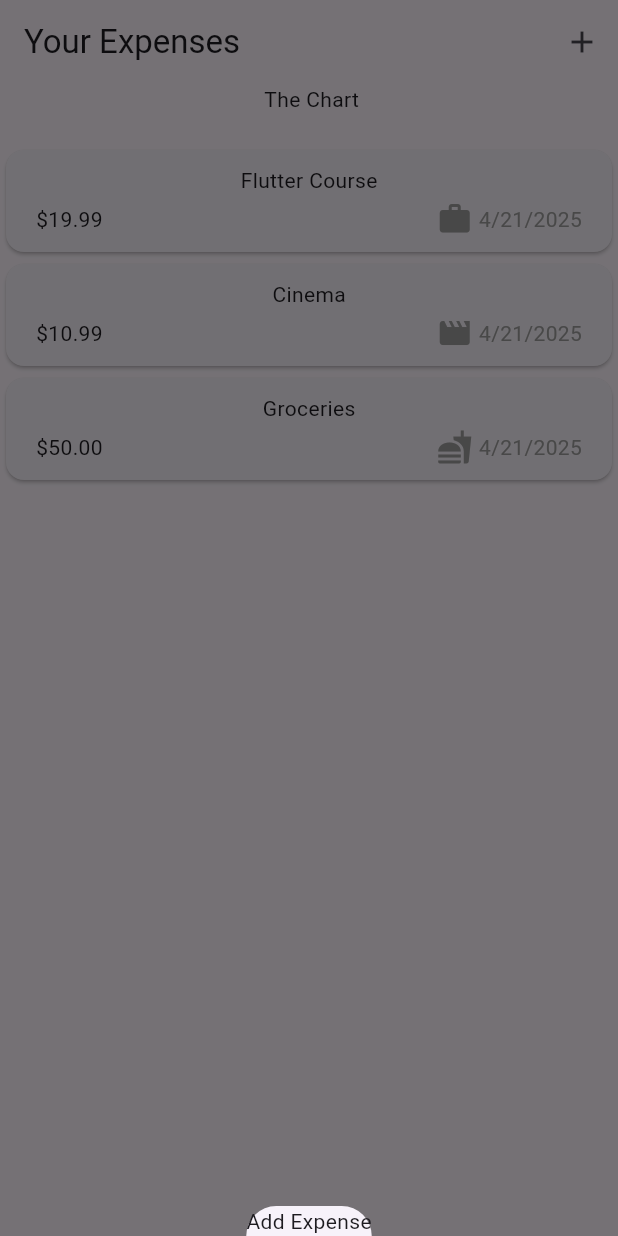
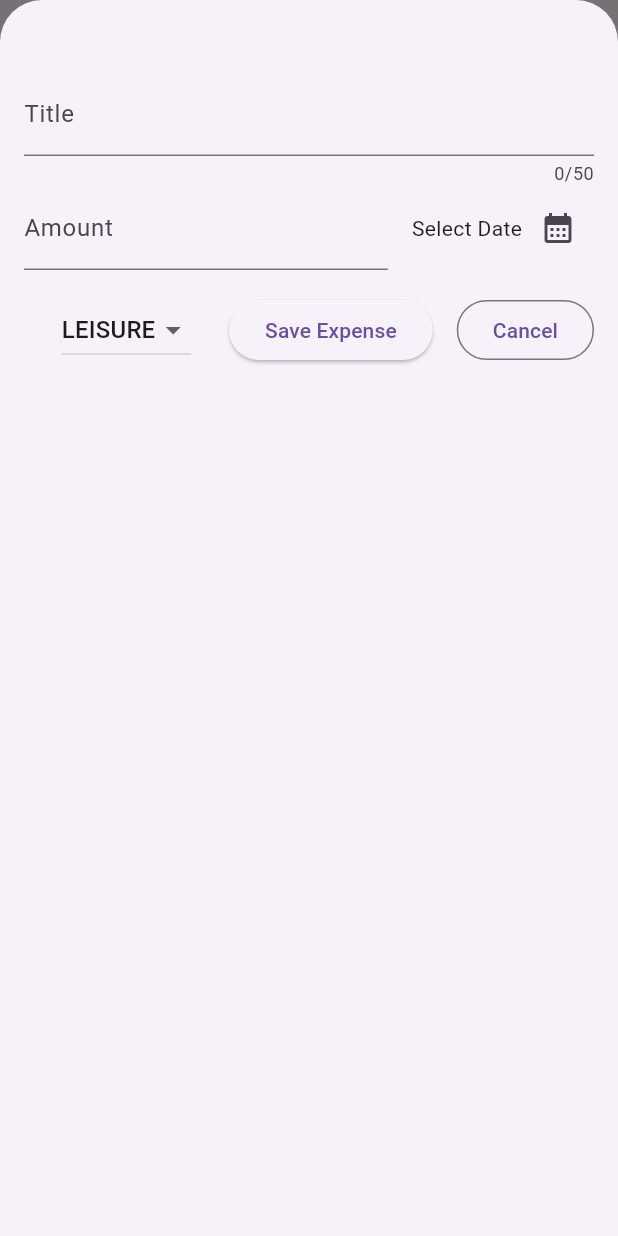
Before and after one commit to PJozeph/expense-tracker-app, a Flutter app: the screen it shows after launch, after a tap on the "add" icon, on a phone screen of 412 x 824 dp. Run offline on Flutter 3.47's test engine with Material 3 defaults, Android fonts, the phone set to English and light mode, and no system bars.

Commit message:
add and remove expense

```diff
--- a/lib/models/expense.dart
+++ b/lib/models/expense.dart
@@ -5,13 +5,13 @@ import 'package:intl/intl.dart';
 final uuid = const Uuid();
 final formatter = DateFormat.yMd();
 
-enum Category { food, travel, leisure, work }
+enum ExpenseCategory { food, travel, leisure, work }
 
 const categoryIcons = {
-  Category.food: Icons.fastfood,
-  Category.travel: Icons.flight,
-  Category.leisure: Icons.movie,
-  Category.work: Icons.work,
+  ExpenseCategory.food: Icons.fastfood,
+  ExpenseCategory.travel: Icons.flight,
+  ExpenseCategory.leisure: Icons.movie,
+  ExpenseCategory.work: Icons.work,
 };
 
 class Expense {
@@ -19,7 +19,7 @@ class Expense {
   final String title;
   final double amount;
   final DateTime date;
-  final Category category;
+  final ExpenseCategory category;
 
   Expense({
     required this.title,
--- a/lib/widgets/expense-list/expense_list.dart
+++ b/lib/widgets/expense-list/expense_list.dart
@@ -1,19 +1,35 @@
-
 import 'package:expense_tracker/models/expense.dart';
 import 'package:expense_tracker/widgets/expense-list/expense_item.dart';
 import 'package:flutter/material.dart';
 
 class ExpenseList extends StatelessWidget {
-  const ExpenseList({super.key, required this.expenses});
+  const ExpenseList({
+    super.key,
+    required this.expenses,
+    required this.onRemoveExpense,
+  });
 
   final List<Expense> expenses;
+  final void Function(Expense expense) onRemoveExpense;
 
   @override
   Widget build(BuildContext context) {
     return ListView.builder(
       itemCount: expenses.length,
       itemBuilder: (context, index) {
-        return ExpenseItem(expense: expenses[index]);
+        return Dismissible(
+          onDismissed: (direction) {
+            onRemoveExpense(expenses[index]);
+          },
+          background: Container(
+            color: Colors.redAccent,
+            alignment: Alignment.centerRight,
+            padding: const EdgeInsets.only(right: 20),
+            child: const Icon(Icons.delete, color: Colors.white),
+          ),
+          key: ValueKey(expenses[index]),
+          child: ExpenseItem(expense: expenses[index]),
+        );
       },
     );
   }
--- a/lib/widgets/expenses.dart
+++ b/lib/widgets/expenses.dart
@@ -1,5 +1,6 @@
 import 'package:expense_tracker/widgets/expense-list/expense_list.dart';
 import 'package:expense_tracker/models/expense.dart';
+import 'package:expense_tracker/widgets/new-expense.dart';
 import 'package:flutter/material.dart';
 
 class Expenses extends StatefulWidget {
@@ -17,26 +18,39 @@ class _ExpensesState extends State<Expenses> {
       title: 'Flutter Course',
       amount: 19.99,
       date: DateTime.now(),
-      category: Category.work,
+      category: ExpenseCategory.work,
     ),
     Expense(
       title: 'Cinema',
       amount: 10.99,
       date: DateTime.now(),
-      category: Category.leisure,
+      category: ExpenseCategory.leisure,
     ),
     Expense(
       title: 'Groceries',
       amount: 50.00,
       date: DateTime.now(),
-      category: Category.food,
+      category: ExpenseCategory.food,
     ),
   ];
 
+  void _addExpense(Expense expense) {
+    setState(() {
+      _registeredExpenses.add(expense);
+    });
+  }
+
+  void _removeExpense(Expense expense) {
+    setState(() {
+      _registeredExpenses.remove(expense);
+    });
+  }
+
   void _openAddExpenseOverlay() {
     showModalBottomSheet(
+      isScrollControlled: true,
       context: context,
-      builder: (ctx) => const Text('Add Expense'),
+      builder: (ctx) => Newexpense(onAddExpense: _addExpense),
     );
   }
 
@@ -50,15 +64,18 @@ class _ExpensesState extends State<Expenses> {
             icon: const Icon(Icons.add),
           ),
         ],
-        title: const Text('Your Expenses')
-        ),
+        title: const Text('Your Expenses'),
+      ),
       body: Column(
         children: [
           Text(" The Chart"),
-
           SizedBox(height: 20),
-
-          Expanded(child: ExpenseList(expenses: _registeredExpenses)),
+          Expanded(
+            child: ExpenseList(
+              expenses: _registeredExpenses,
+              onRemoveExpense: _removeExpense,
+            ),
+          ),
         ],
       ),
     );
--- /dev/null
+++ b/lib/widgets/new-expense.dart
@@ -0,0 +1,166 @@
+import 'package:flutter/material.dart';
+
+import 'package:intl/intl.dart';
+import 'package:expense_tracker/models/expense.dart';
+
+final formatter = DateFormat.yMd();
+
+class Newexpense extends StatefulWidget {
+  const Newexpense({super.key, required this.onAddExpense});
+  final void Function(Expense expense) onAddExpense;
+
+  @override
+  State<Newexpense> createState() {
+    return _NewexpenseState();
+  }
+}
+
+class _NewexpenseState extends State<Newexpense> {
+  final _titleController = TextEditingController();
+  final _amountController = TextEditingController();
+  DateTime? _selectedDate;
+  ExpenseCategory _selectedCategory = ExpenseCategory.leisure;
+
+  void _presentDatePicker() async {
+    final pickedDate = await showDatePicker(
+      context: context,
+      initialDate: DateTime.now(),
+      firstDate: DateTime(2020),
+      lastDate: DateTime.now(),
+    );
+    setState(() {
+      _selectedDate = pickedDate;
+    });
+  }
+
+  void _submitExpenseData() {
+    final enteredTitle = _titleController.text;
+    final enteredAmount = double.tryParse(_amountController.text);
+    if (enteredTitle.isEmpty ||
+        enteredAmount == null ||
+        enteredAmount <= 0 ||
+        _selectedDate == null) {
+      showDialog(
+        context: context,
+        builder:
+            (ctx) => AlertDialog(
+              title: const Text('Invalid Input'),
+              content: const Text('Please enter valid data.'),
+              actions: [
+                TextButton(
+                  onPressed: () {
+                    Navigator.of(ctx).pop();
+                  },
+                  child: const Text('Okay'),
+                ),
+              ],
+            ),
+      );
+      return;
+    }
+    // Add the expense to the list
+
+    widget.onAddExpense(
+      Expense(
+        title: enteredTitle,
+        amount: enteredAmount,
+        date: _selectedDate!,
+        category: _selectedCategory,
+      ),
+    );
+    Navigator.of(context).pop();
+  }
+
+  @override
+  void dispose() {
+    _titleController.dispose();
+    _amountController.dispose();
+    super.dispose();
+  }
+
+  @override
+  Widget build(BuildContext context) {
+    return Padding(
+      padding: const EdgeInsets.fromLTRB(16, 48, 16, 0),
+      child: Column(
+        children: [
+          TextField(
+            controller: _titleController,
+            maxLength: 50,
+            decoration: const InputDecoration(
+              label: Text('Title'),
+              hintText: 'Enter a title',
+            ),
+          ),
+          Row(
+            mainAxisAlignment: MainAxisAlignment.end,
+            crossAxisAlignment: CrossAxisAlignment.center,
+            children: [
+              Expanded(
+                child: TextField(
+                  controller: _amountController,
+                  keyboardType: TextInputType.number,
+                  decoration: const InputDecoration(
+                    prefix: Text('\$'),
+                    label: Text('Amount'),
+                  ),
+                ),
+              ),
+              const SizedBox(width: 16),
+              Text(
+                _selectedDate == null
+                    ? 'Select Date'
+                    : formatter.format(_selectedDate!),
+              ),
+              IconButton(
+                onPressed: _presentDatePicker,
+                icon: const Icon(Icons.calendar_month),
+              ),
+            ],
+          ),
+          const SizedBox(height: 16),
+          Row(
+            children: [
+              Spacer(),
+              DropdownButton(
+                value: _selectedCategory, // Set the current selected value
+                items:
+                    ExpenseCategory.values
+                        .map(
+                          (category) => DropdownMenuItem(
+                            value: category, // Set the value for each item
+                            child: Text(category.name.toUpperCase()),
+                          ),
+                        )
+                        .toList(),
+                onChanged: (value) {
+                  if (value == null) {
+                    return;
+                  }
+
+                  setState(() {
+                    _selectedCategory =
+                        value
+                            as ExpenseCategory; // Update the selected category
+                  });
+                },
+              ),
+              Spacer(),
+              ElevatedButton(
+                onPressed: _submitExpenseData,
+                child: Text("Save Expense"),
+              ),
+              const SizedBox(width: 16),
+              OutlinedButton(
+                onPressed: () {
+                  Navigator.of(context).pop();
+                },
+                child: const Text('Cancel'),
+              ),
+            ],
+          ),
+        ],
+      ),
+    );
+  }
+}
```
